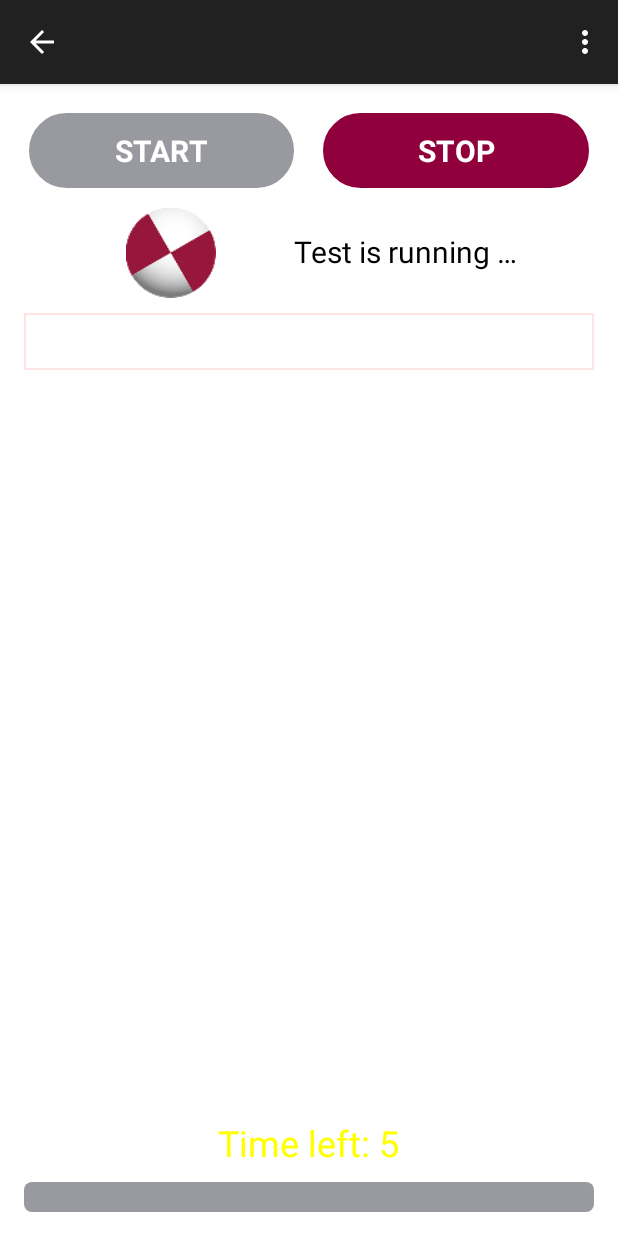
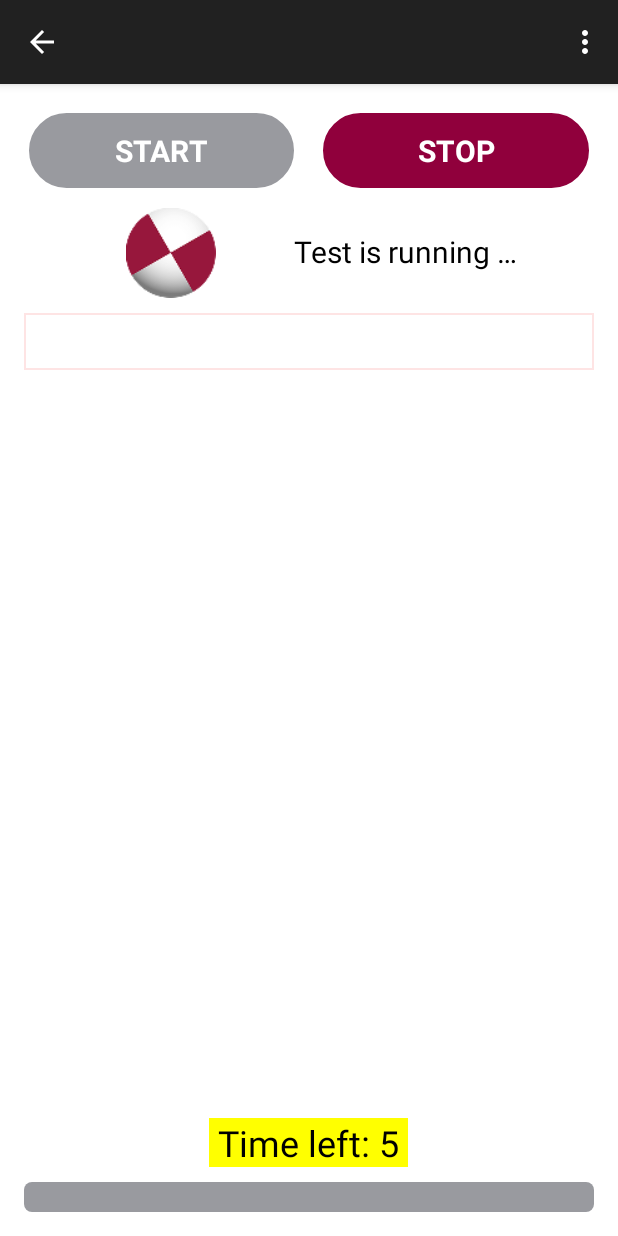
Before and after one commit to SpirentTechnologies/Play-ITS-2015, an Android app: the TestRunnerActivity screen opened directly, with no data from a screen before it, after a tap on "START", on a phone screen of 412 x 824 dp. Run offline under Robolectric (Android 15) with nearby library versions, the phone set to English and light mode, and no system bars; libraries missing offline, so code that uses them is left out: com.testingtech.tworkbench; 11 statements that could not run were skipped.

Commit message:
Finished the timer implementation

```diff
--- a/Car2xHMI/app/src/main/java/com/testingtech/car2x/hmi/AsyncTimer.java
+++ b/Car2xHMI/app/src/main/java/com/testingtech/car2x/hmi/AsyncTimer.java
@@ -2,21 +2,24 @@ package com.testingtech.car2x.hmi;
 
 import android.graphics.Color;
 import android.os.AsyncTask;
+import android.widget.Button;
 import android.widget.TextView;
 
 public class AsyncTimer extends AsyncTask<Void, Integer, Void> {
 
     private TextView noticeText;
     private int time;
+    private Button btnStop;
 
-    public AsyncTimer(TextView text, int t){
+    public AsyncTimer(Button btnStop, TextView text, int t){
+        this.btnStop = btnStop;
         this.noticeText = text;
         this.time = t;
     }
 
     @Override
     protected Void doInBackground(Void... params) {
-        for (int t = time; t > 0; t--) {
+        for (int t = time; t >= 0; t--) {
             try {
                 Thread.sleep(1000);
             } catch (InterruptedException ie) {
@@ -32,21 +35,22 @@ public class AsyncTimer extends AsyncTask<Void, Integer, Void> {
     @Override
     protected void onProgressUpdate(Integer... result) {
         super.onProgressUpdate(result);
-        noticeText.setTextColor(Color.YELLOW);
-        noticeText.setText("Time left: " + time);
+        noticeText.setBackgroundColor(Color.YELLOW);
+        noticeText.setText(" Time left: " + result[0] + " ");
     }
 
     @Override
     protected void onCancelled(){
         // test succeeded in time
-        noticeText.setTextColor(Color.TRANSPARENT);
+        noticeText.setBackgroundColor(Color.TRANSPARENT);
         noticeText.setText("");
     }
 
     @Override
     protected void onPostExecute(Void result) {
         // test time expired
-        noticeText.setTextColor(Color.RED);
-        noticeText.setText("The time expired. The test failed.");
+        noticeText.setBackgroundColor(Color.RED);
+        noticeText.setText(" The time expired. The test failed. ");
+        btnStop.callOnClick();
     }
 }
--- a/Car2xHMI/app/src/main/java/com/testingtech/car2x/hmi/TestRunnerActivity.java
+++ b/Car2xHMI/app/src/main/java/com/testingtech/car2x/hmi/TestRunnerActivity.java
@@ -2,6 +2,7 @@ package com.testingtech.car2x.hmi;
 
 import android.content.Intent;
 import android.graphics.drawable.AnimationDrawable;
+import android.os.AsyncTask;
 import android.os.Build;
 import android.os.Bundle;
 import android.speech.tts.TextToSpeech;
@@ -27,6 +28,7 @@ public class TestRunnerActivity extends ActionBarActivity {
     private static TextToSpeech speech;
     public static GuiUpdater guiUpdater;
     private Driver driver;
+    private AsyncTimer timer;
 
     @Override
     protected void onCreate(Bundle savedInstanceState) {
@@ -92,7 +94,9 @@ public class TestRunnerActivity extends ActionBarActivity {
         guiUpdater.animateLogo(true);
         guiUpdater.setStatusText(getString(R.string.textview_running));
         TextView noticeText = (TextView) findViewById(R.id.notification);
-        new AsyncTimer(noticeText, 5).execute();
+        Button btnStop = (Button) findViewById(R.id.button_stop);
+        timer = new AsyncTimer(btnStop, noticeText, 6);
+        timer.execute();
     }
 
     /**
@@ -105,7 +109,9 @@ public class TestRunnerActivity extends ActionBarActivity {
         guiUpdater.enableStartButton(true);
         guiUpdater.animateLogo(false);
         guiUpdater.setStatusText(getString(R.string.textview_not_running));
-
+        if (timer.getStatus().equals(AsyncTask.Status.RUNNING)){
+            timer.cancel(true);
+        }
     }
 
     @SuppressWarnings("deprecation")
```
Also changed, not shown: Car2xHMI/app/src/main/java/com/testingtech/car2x/hmi/ttmanclient/Driver.java (+7 -3 lines).
